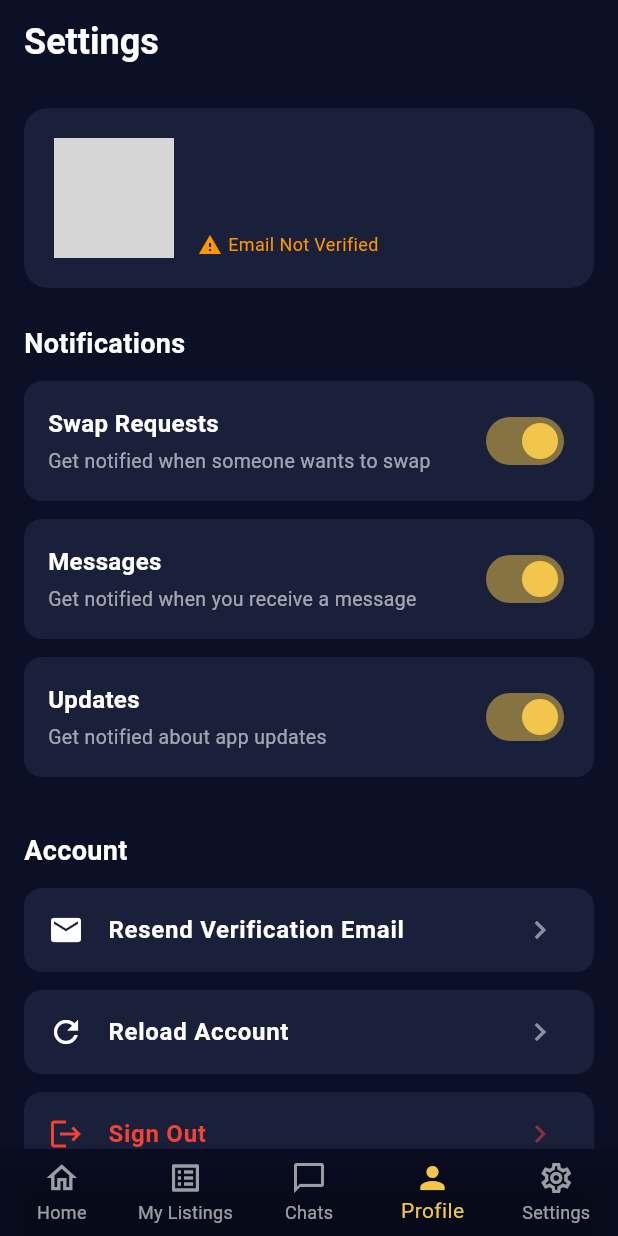
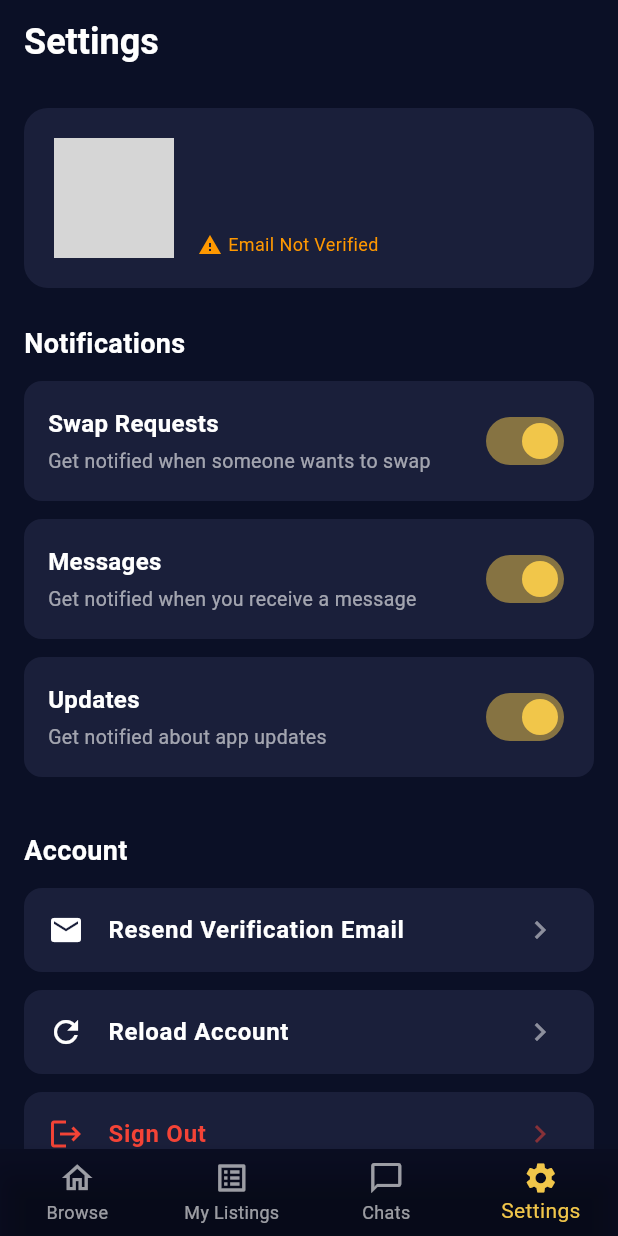
Before and after one commit to icyeza/book_swap, a Flutter app: the screen it shows once a user with an empty profile is signed in, item 4 of the bottom bar chosen, on a phone screen of 412 x 824 dp. Run offline on Flutter 3.47's test engine with Material 3 defaults, Android fonts, the phone set to English and light mode, and no system bars; our stand-ins replace cloud_firestore, firebase_auth, firebase_core, firebase_storage, image_picker; accounts and stored records are empty; network calls fail; grey boxes are pictures that could not be loaded.

Commit message:
feat: update color opacity handling across multiple screens and widgets

```diff
--- a/lib/screens/settings_screen.dart
+++ b/lib/screens/settings_screen.dart
@@ -46,7 +46,7 @@ class SettingsScreen extends StatelessWidget {
                     child: Row(
                       children: [
                         CircleAvatar(
-                          backgroundColor: _accent.withOpacity(0.2),
+                          backgroundColor: _accent.withValues(alpha: 0.2),
                           radius: 40,
                           child: user.photoUrl != null
                               ? ClipOval(
@@ -83,7 +83,7 @@ class SettingsScreen extends StatelessWidget {
                               Text(
                                 user.email,
                                 style: TextStyle(
-                                  color: Colors.white.withOpacity(0.7),
+                                  color: Colors.white.withValues(alpha: 0.7),
                                   fontSize: 14,
                                 ),
                               ),
@@ -319,14 +319,14 @@ class _NotificationToggle extends StatelessWidget {
                 Text(
                   subtitle,
                   style: TextStyle(
-                    color: Colors.white.withOpacity(0.6),
+                    color: Colors.white.withValues(alpha: 0.6),
                     fontSize: 13,
                   ),
                 ),
               ],
             ),
           ),
-          Switch(value: value, onChanged: onChanged, activeColor: _accent),
+          Switch(value: value, onChanged: onChanged, activeThumbColor: _accent),
         ],
       ),
     );
@@ -369,8 +369,8 @@ class _SettingsButton extends StatelessWidget {
         trailing: Icon(
           Icons.chevron_right,
           color: isDestructive
-              ? Colors.red.withOpacity(0.5)
-              : Colors.white.withOpacity(0.5),
+              ? Colors.red.withValues(alpha: 0.5)
+              : Colors.white.withValues(alpha: 0.5),
         ),
         onTap: onTap,
       ),
--- a/lib/widgets/app_bottom_nav_bar.dart
+++ b/lib/widgets/app_bottom_nav_bar.dart
@@ -20,7 +20,7 @@ class AppBottomNavBar extends StatelessWidget {
         BottomNavigationBarItem(
           icon: Icon(Icons.home_outlined),
           activeIcon: Icon(Icons.home),
-          label: 'Home',
+          label: 'Browse',
         ),
         BottomNavigationBarItem(
           icon: Icon(Icons.list_alt_outlined),
@@ -33,11 +33,6 @@ class AppBottomNavBar extends StatelessWidget {
           label: 'Chats',
         ),
         BottomNavigationBarItem(
-          icon: Icon(Icons.person_outline),
-          activeIcon: Icon(Icons.person),
-          label: 'Profile',
-        ),
-        BottomNavigationBarItem(
           icon: Icon(Icons.settings_outlined),
           activeIcon: Icon(Icons.settings),
           label: 'Settings',
--- a/lib/widgets/status_chip.dart
+++ b/lib/widgets/status_chip.dart
@@ -18,7 +18,7 @@ class StatusChip extends StatelessWidget {
     return Container(
       padding: const EdgeInsets.symmetric(horizontal: 8, vertical: 4),
       decoration: BoxDecoration(
-        color: backgroundColor ?? accent.withOpacity(0.2),
+        color: backgroundColor ?? accent.withValues(alpha: 0.2),
         borderRadius: BorderRadius.circular(4),
       ),
       child: Text(
```
Also changed, not shown: lib/screens/chat_detail_screen.dart (+6 -6 lines), lib/screens/chats_screen.dart (+6 -6 lines).
